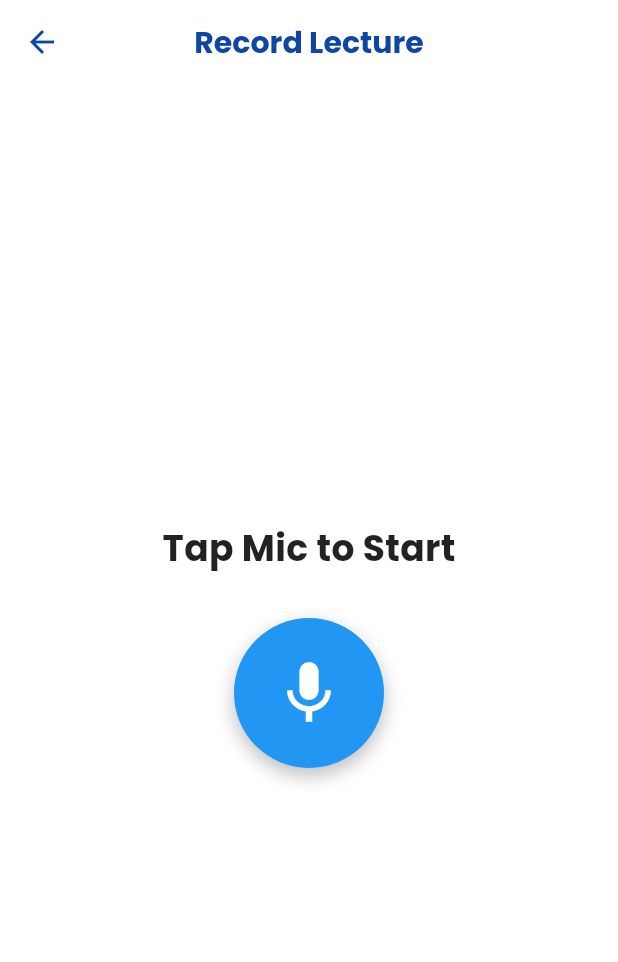
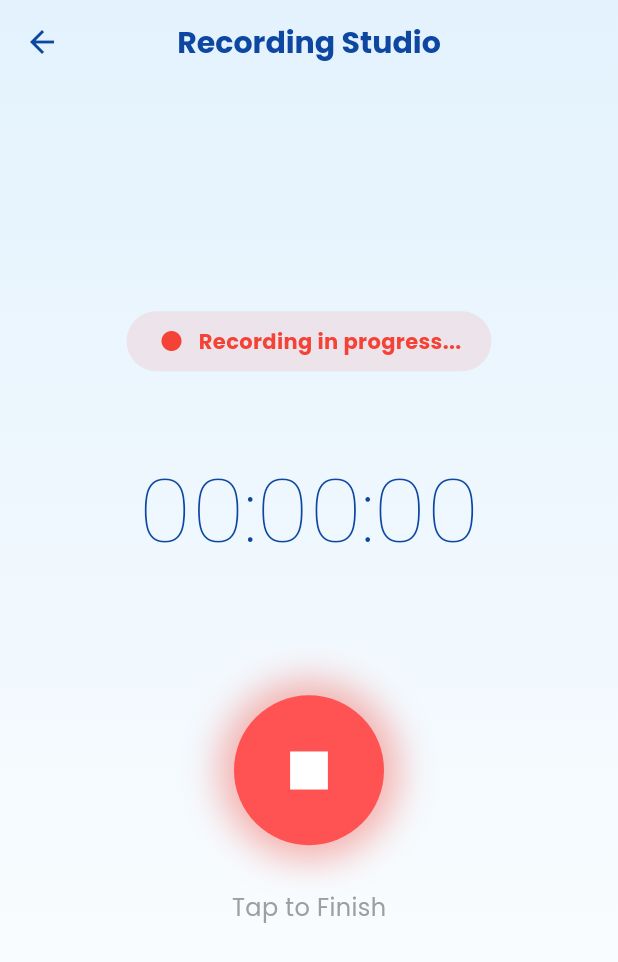
Before and after one commit to GEEK-213/scribe_ai, a Flutter app: the RecordPage screen opened directly, after a tap on the "mic" icon, on a phone screen of 412 x 824 dp. Shown: the top 962 px of the screen. Run offline on Flutter 3.47's test engine with Material 3 defaults, Android fonts, the light colour scheme and no system bars; our stand-ins replace audioplayers, file_picker, google_fonts, permission_handler, supabase_flutter; missing offline and left inert: flutter_sound; accounts and stored records are empty.

Commit message:
Refactor code structure for improved readability and maintainability

```diff
--- a/lib/pages/record_page.dart
+++ b/lib/pages/record_page.dart
@@ -1,8 +1,11 @@
+import 'package:flutter/material.dart';
+import 'package:flutter_sound/flutter_sound.dart';
+import 'package:permission_handler/permission_handler.dart';
+import 'package:supabase_flutter/supabase_flutter.dart';
 import 'dart:io';
-import 'package:flutter/material.dart';
-import 'package:record/record.dart';
-import 'package:path_provider/path_provider.dart';
-import 'package:supabase_flutter/supabase_flutter.dart';
+import 'dart:async';
+import 'dart:ui';
+import '../theme/app_theme.dart';
 
 class RecordPage extends StatefulWidget {
   const RecordPage({super.key});
@@ -12,155 +15,187 @@ class RecordPage extends StatefulWidget {
 }
 
 class _RecordPageState extends State<RecordPage> {
-  // 1. Create the Audio Recorder instance
-  late final AudioRecorder _audioRecorder;
-
-  // State variables
+  final FlutterSoundRecorder _recorder = FlutterSoundRecorder();
+  bool _isRecorderInitialized = false;
   bool _isRecording = false;
-  String? _audioPath; // To store where the file is saved
+  String? _recordedFilePath;
+  Stopwatch _stopwatch = Stopwatch();
+  Timer? _timer;
+  String _formattedTime = "00:00:00";
 
   @override
   void initState() {
     super.initState();
-    _audioRecorder = AudioRecorder();
+    _initRecorder();
+  }
+
+  Future<void> _initRecorder() async {
+    final status = await Permission.microphone.request();
+    if (status != PermissionStatus.granted) {
+      throw RecordingPermissionException('Microphone permission not granted');
+    }
+    await _recorder.openRecorder();
+    _isRecorderInitialized = true;
   }
 
   @override
   void dispose() {
-    _audioRecorder.dispose(); // Always clean up
+    _recorder.closeRecorder();
+    _timer?.cancel();
     super.dispose();
   }
 
-  // 2. Function to Start Recording
-  Future<void> _startRecording() async {
-    try {
-      // Check if we have permission
-      if (await _audioRecorder.hasPermission()) {
+  void _startTimer() {
+    _stopwatch.start();
+    _timer = Timer.periodic(const Duration(seconds: 1), (timer) {
+      setState(() {
+        final duration = _stopwatch.elapsed;
+        _formattedTime =
+            "${duration.inHours.toString().padLeft(2, '0')}:"
+            "${(duration.inMinutes % 60).toString().padLeft(2, '0')}:"
+            "${(duration.inSeconds % 60).toString().padLeft(2, '0')}";
+      });
+    });
+  }
 
-        // Get a safe location to save the file
-        final directory = await getApplicationDocumentsDirectory();
-        // Create a unique filename using the current time
-        final String filePath = '${directory.path}/lecture_${DateTime.now().millisecondsSinceEpoch}.m4a';
+  void _stopTimer() {
+    _stopwatch.stop();
+    _stopwatch.reset();
+    _timer?.cancel();
+    setState(() => _formattedTime = "00:00:00");
+  }
 
-        // Start recording to that file
-        await _audioRecorder.start(const RecordConfig(), path: filePath);
+  Future<void> _record() async {
+    if (!_isRecorderInitialized) return;
+    await _recorder.startRecorder(toFile: 'temp_audio.aac');
+    _startTimer();
+    setState(() => _isRecording = true);
+  }
 
-        setState(() {
-          _isRecording = true;
-          _audioPath = filePath;
-        });
-        print("Recording started at: $filePath");
-      }
-    } catch (e) {
-      print("Error starting record: $e");
+  Future<void> _stop() async {
+    if (!_isRecorderInitialized) return;
+    final path = await _recorder.stopRecorder();
+    _timer?.cancel(); // Pause timer visually
+    setState(() {
+      _isRecording = false;
+      _recordedFilePath = path;
+    });
+
+    // Auto-upload logic (kept simple for UI demo)
+    if (_recordedFilePath != null) {
+      _uploadRecording(File(_recordedFilePath!));
     }
   }
 
-  // 3. Function to Stop Recording
- Future<void> _stopRecording() async {
+  Future<void> _uploadRecording(File file) async {
+    if (!mounted) return;
+    ScaffoldMessenger.of(context).showSnackBar(const SnackBar(content: Text('Saving Lecture...')));
+
     try {
-      // 1. Stop recording locally
-      final path = await _audioRecorder.stop();
-      if (path == null) return;
+      final fileName = '${DateTime.now().millisecondsSinceEpoch}_rec.aac';
+      final userId = Supabase.instance.client.auth.currentUser!.id;
 
-      setState(() {
-        _isRecording = false;
-        _audioPath = path;
-      });
-
-      if (mounted) {
-        ScaffoldMessenger.of(context).showSnackBar(
-          const SnackBar(content: Text('Uploading to Cloud...')),
-        );
-      }
-
-      // 2. Upload File to Storage
-      final file = File(path);
-      // Create a clean filename (e.g., "1708842_lecture.m4a")
-      final fileName = '${DateTime.now().millisecondsSinceEpoch}_lecture.m4a';
-
-      await Supabase.instance.client.storage
-          .from('Lectures')
-          .upload(fileName, file);
-
-      // 3. Create Database Entry (The "Trigger")
-      final userId = Supabase.instance.client.auth.currentUser?.id;
+      await Supabase.instance.client.storage.from('lectures').upload(fileName, file);
 
       await Supabase.instance.client.from('notes').insert({
-        'title': 'New Lecture ${DateTime.now().hour}:${DateTime.now().minute}',
+        'title': 'Lecture ${DateTime.now().hour}:${DateTime.now().minute}',
         'audio_path': fileName,
-        'status': 'Processing', // This tells Python "Hey, work on this!"
+        'status': 'Processing',
         'user_id': userId,
       });
 
       if (mounted) {
-        ScaffoldMessenger.of(context).showSnackBar(
-          const SnackBar(content: Text('Saved! AI is analyzing...')),
-        );
-        Navigator.pop(context); // Go back to Home
+        Navigator.pop(context); // Go back to dashboard
+        ScaffoldMessenger.of(context).showSnackBar(const SnackBar(content: Text('Lecture Saved!')));
       }
-
     } catch (e) {
-      print("Error: $e");
-      if (mounted) {
-        ScaffoldMessenger.of(context).showSnackBar(
-          SnackBar(content: Text('Error: $e'), backgroundColor: Colors.red),
-        );
-      }
+      if (mounted) ScaffoldMessenger.of(context).showSnackBar(SnackBar(content: Text('Error: $e')));
     }
   }
+
   @override
   Widget build(BuildContext context) {
     return Scaffold(
-      appBar: AppBar(title: const Text('Record Lecture')),
-      body: Center(
+      extendBodyBehindAppBar: true,
+      appBar: AppBar(
+        title: const Text("Recording Studio"),
+        backgroundColor: Colors.transparent,
+        elevation: 0,
+        iconTheme: const IconThemeData(color: AppTheme.deepBlue),
+      ),
+      body: Container(
+        width: double.infinity,
+        decoration: const BoxDecoration(
+          gradient: AppTheme.mainGradient,
+        ),
         child: Column(
           mainAxisAlignment: MainAxisAlignment.center,
           children: [
-            // Status Text
+            // 1. STATUS CARD
+            Container(
+              padding: const EdgeInsets.symmetric(horizontal: 20, vertical: 10),
+              decoration: BoxDecoration(
+                color: _isRecording ? Colors.red.withOpacity(0.1) : Colors.blue.withOpacity(0.1),
+                borderRadius: BorderRadius.circular(20),
+              ),
+              child: Row(
+                mainAxisSize: MainAxisSize.min,
+                children: [
+                  Icon(_isRecording ? Icons.fiber_manual_record : Icons.mic_none,
+                       color: _isRecording ? Colors.red : AppTheme.primaryBlue, size: 20),
+                  const SizedBox(width: 8),
+                  Text(_isRecording ? "Recording in progress..." : "Ready to capture",
+                       style: TextStyle(color: _isRecording ? Colors.red : AppTheme.primaryBlue, fontWeight: FontWeight.bold)),
+                ],
+              ),
+            ),
+
+            const SizedBox(height: 50),
+
+            // 2. GIANT TIMER
             Text(
-              _isRecording ? 'Recording...' : 'Tap Mic to Start',
-              style: const TextStyle(fontSize: 24, fontWeight: FontWeight.bold),
+              _formattedTime,
+              style: const TextStyle(
+                fontSize: 60,
+                fontWeight: FontWeight.w200,
+                color: AppTheme.deepBlue,
+                fontFeatures: [FontFeature.tabularFigures()], // Keeps numbers steady
+              ),
             ),
-            const SizedBox(height: 30),
 
-            // The Big Red Button
+            const SizedBox(height: 80),
+
+            // 3. THE BIG BUTTON
             GestureDetector(
-              onTap: () {
-                if (_isRecording) {
-                  _stopRecording();
-                } else {
-                  _startRecording();
-                }
-              },
-              child: Container(
-                width: 100,
-                height: 100,
+              onTap: _isRecording ? _stop : _record,
+              child: AnimatedContainer(
+                duration: const Duration(milliseconds: 300),
+                height: _isRecording ? 100 : 120,
+                width: _isRecording ? 100 : 120,
                 decoration: BoxDecoration(
-                  color: _isRecording ? Colors.red : Colors.blue,
                   shape: BoxShape.circle,
+                  color: _isRecording ? Colors.redAccent : AppTheme.primaryBlue,
                   boxShadow: [
                     BoxShadow(
-                      color: Colors.black26,
-                      blurRadius: 10,
-                      offset: const Offset(0, 5),
+                      color: _isRecording ? Colors.red.withOpacity(0.4) : Colors.blue.withOpacity(0.4),
+                      blurRadius: _isRecording ? 20 : 10,
+                      spreadRadius: _isRecording ? 10 : 2,
                     )
                   ],
                 ),
                 child: Icon(
                   _isRecording ? Icons.stop : Icons.mic,
-                  color: Colors.white,
                   size: 50,
+                  color: Colors.white
                 ),
               ),
             ),
 
-            const SizedBox(height: 20),
-            if (_audioPath != null)
-              Padding(
-                padding: const EdgeInsets.all(16.0),
-                child: Text("Last saved: $_audioPath", style: const TextStyle(fontSize: 10, color: Colors.grey)),
-              ),
+            const SizedBox(height: 30),
+            Text(
+              _isRecording ? "Tap to Finish" : "Tap to Start",
+              style: const TextStyle(color: Colors.grey, fontSize: 16),
+            ),
           ],
         ),
       ),
--- a/pubspec.yaml
+++ b/pubspec.yaml
@@ -41,6 +41,7 @@ dependencies:
   file_picker: ^10.3.7
   audioplayers: ^6.5.1
   google_fonts: ^6.1.0
+  flutter_sound: ^9.30.0
 
 dev_dependencies:
   flutter_test:
```
Also changed, not shown: pubspec.lock, 8 other files.
